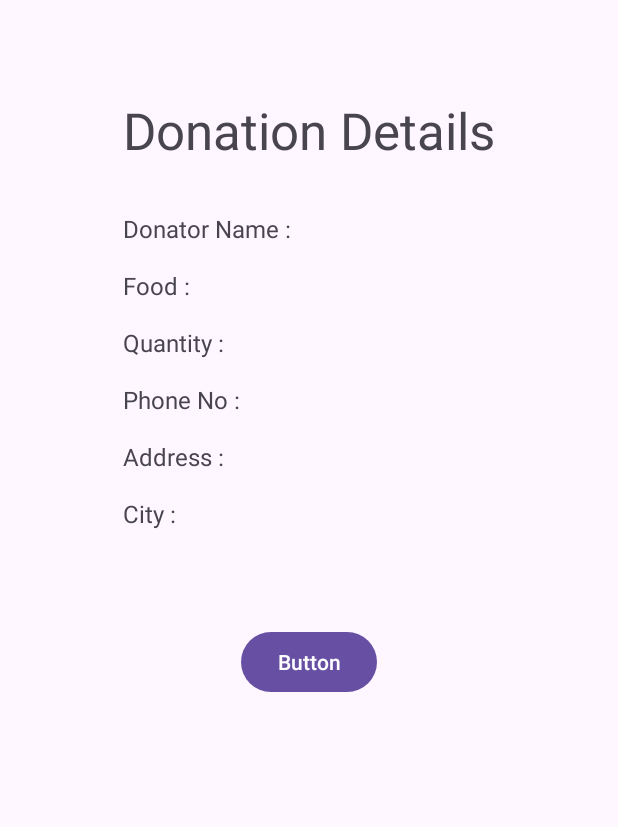
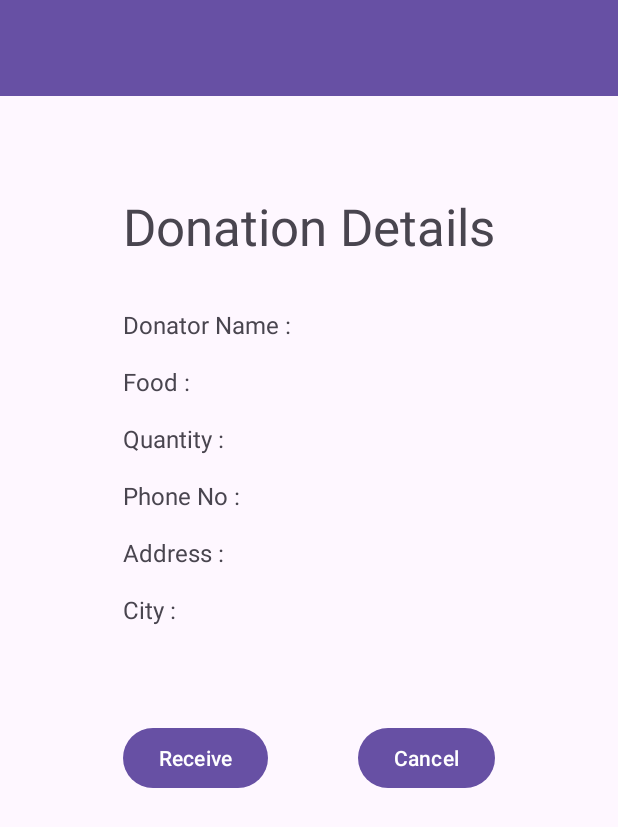
Before and after one commit to BManoj04/FoodDonation, an Android app: the MainActivity2 screen opened directly, with no data from a screen before it, on a phone screen of 412 x 824 dp. Shown: the top 827 px of the screen. Run offline under Robolectric (Android 15) with nearby library versions, the phone set to English and light mode, and no system bars; our stand-ins replace Firebase (no records; nobody signed in at launch, a user with empty details on screens opened directly); 3 statements that could not run were skipped.

Commit message:
90% core functionality completed

```diff
--- a/app/build.gradle.kts
+++ b/app/build.gradle.kts
@@ -43,6 +43,9 @@ dependencies {
     implementation("androidx.navigation:navigation-ui:2.7.7")
     implementation("com.google.firebase:firebase-database:20.3.0")
     implementation("com.google.android.gms:play-services-maps:18.2.0")
+    implementation(files("libs/additionnal.jar"))
+    implementation(files("libs/mail.jar"))
+    implementation(files("libs/activation.jar"))
     testImplementation("junit:junit:4.13.2")
     androidTestImplementation("androidx.test.ext:junit:1.1.5")
     androidTestImplementation("androidx.test.espresso:espresso-core:3.5.1")
--- a/app/src/main/res/layout/activity_main2.xml
+++ b/app/src/main/res/layout/activity_main2.xml
@@ -5,6 +5,22 @@
     android:layout_width="match_parent"
     android:layout_height="match_parent"
     tools:context=".MainActivity2">
+
+    <com.google.android.material.appbar.AppBarLayout
+        android:id="@+id/appBarLayout"
+        android:layout_width="match_parent"
+        android:layout_height="wrap_content"
+        android:theme="@style/Theme.FoodDonation.AppBarOverlay">
+
+        <androidx.appcompat.widget.Toolbar
+            android:id="@+id/toolbar"
+            android:layout_width="match_parent"
+            android:layout_height="?attr/actionBarSize"
+            android:background="?attr/colorPrimary"
+            app:popupTheme="@style/Theme.FoodDonation.PopupOverlay" />
+
+    </com.google.android.material.appbar.AppBarLayout>
+
 
     <TextView
         android:id="@+id/textView10"
@@ -15,7 +31,7 @@
         android:textSize="34sp"
         app:layout_constraintEnd_toEndOf="parent"
         app:layout_constraintStart_toStartOf="parent"
-        app:layout_constraintTop_toTopOf="parent" />
+        app:layout_constraintTop_toBottomOf="@+id/appBarLayout" />
 
     <TextView
         android:id="@+id/textView12"
@@ -131,9 +147,8 @@
         android:layout_width="wrap_content"
         android:layout_height="wrap_content"
         android:layout_marginTop="32dp"
-        android:text="Button"
-        app:layout_constraintEnd_toEndOf="parent"
-        app:layout_constraintStart_toStartOf="parent"
+        android:text="Receive"
+        app:layout_constraintStart_toStartOf="@+id/textView10"
         app:layout_constraintTop_toBottomOf="@+id/mapView" />
 
     <com.google.android.gms.maps.MapView
@@ -145,4 +160,12 @@
         app:layout_constraintStart_toStartOf="parent"
         app:layout_constraintTop_toBottomOf="@+id/textView17" />
 
+    <Button
+        android:id="@+id/button4"
+        android:layout_width="wrap_content"
+        android:layout_height="wrap_content"
+        android:text="Cancel"
+        app:layout_constraintBaseline_toBaselineOf="@+id/button"
+        app:layout_constraintEnd_toEndOf="@+id/textView10" />
+
 </androidx.constraintlayout.widget.ConstraintLayout>
--- a/app/src/main/res/layout/dialogbox.xml
+++ b/app/src/main/res/layout/dialogbox.xml
@@ -36,7 +36,7 @@
             app:layout_constraintTop_toBottomOf="@+id/textView2" />
 
         <EditText
-            android:id="@+id/editTextText"
+            android:id="@+id/receivername"
             android:layout_width="wrap_content"
             android:layout_height="wrap_content"
             android:layout_marginEnd="16dp"
@@ -59,7 +59,7 @@
             app:layout_constraintTop_toBottomOf="@+id/textView3" />
 
         <EditText
-            android:id="@+id/editTextText2"
+            android:id="@+id/mailid"
             android:layout_width="wrap_content"
             android:layout_height="wrap_content"
             android:layout_marginEnd="16dp"
```
Also changed, not shown: app/src/main/AndroidManifest.xml (+7 -3 lines), app/src/main/java/com/example/fooddonation/JavaMailAPI.java (added, +59 -0 lines), app/src/main/java/com/example/fooddonation/MainActivity.java (+2 -6 lines), app/src/main/java/com/example/fooddonation/MainActivity2.java (+80 -0 lines).
